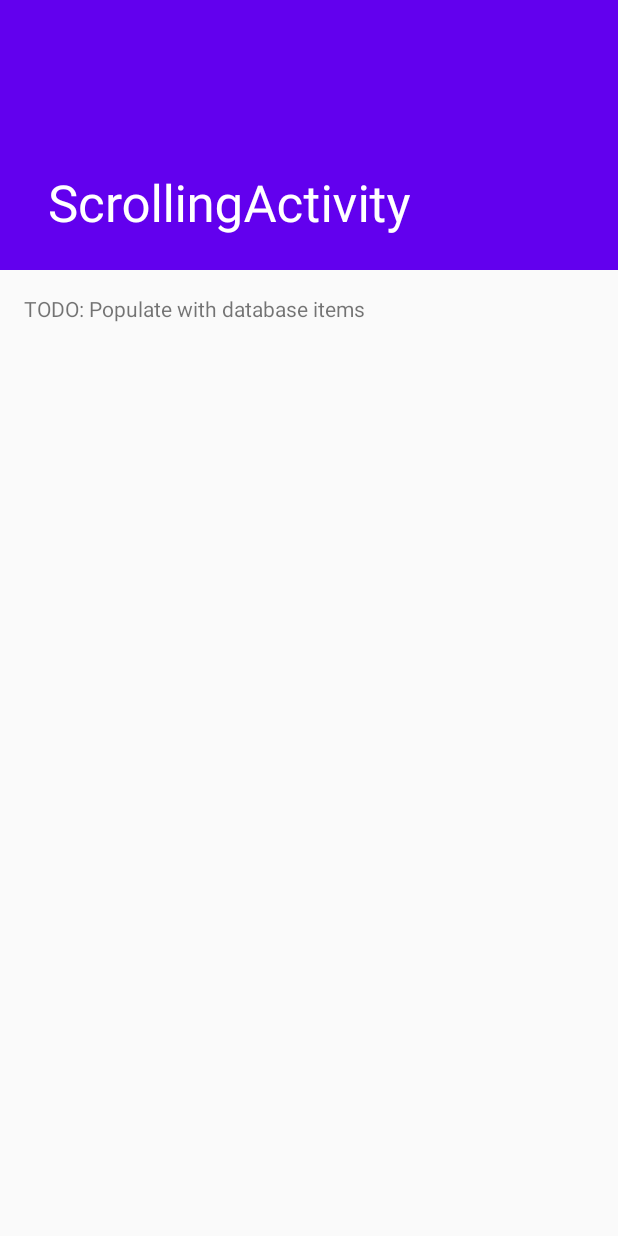
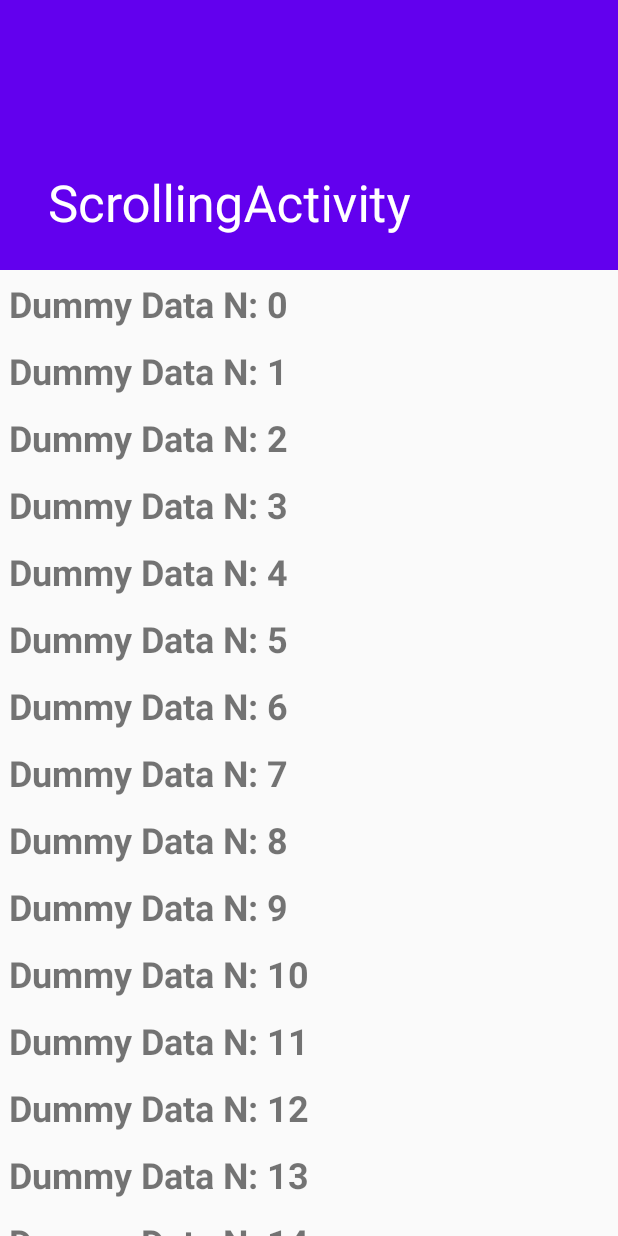
Before and after one commit to Jeffrey-Keyser/DigitalThermometer, an Android app: the ReadingsActivity screen opened directly, with no data from a screen before it, on a phone screen of 412 x 824 dp. Run offline under Robolectric (Android 15) with nearby library versions, the phone set to English and light mode, and no system bars.

Commit message:
Readout dummy data into ReadingsActivity.

```diff
--- a/app/src/main/java/com/example/digitalthermometer/DbHelper.java
+++ b/app/src/main/java/com/example/digitalthermometer/DbHelper.java
@@ -12,11 +12,11 @@ import java.util.ArrayList;
 public class DbHelper extends SQLiteOpenHelper {
 
 
-    private static final String DATABASE_NAME = "MyReadings.db";
-    private static final String READINGS_TABLE_NAME = "readings";
-    private static final String READINGS_COLUMN_ID = "id";
-    private static final String READINGS_COLUMN_TIME = "time";
-    private static final String READINGS_COLUMN_TEMP = "temp";
+    public static final String DATABASE_NAME = "MyReadings.db";
+    public static final String READINGS_TABLE_NAME = "readings";
+    public static final String READINGS_COLUMN_ID = "id";
+    public static final String READINGS_COLUMN_TIME = "time";
+    public static final String READINGS_COLUMN_TEMP = "temp";
 
     public DbHelper(Context context){
         super(context, DATABASE_NAME, null, 1);
--- a/app/src/main/java/com/example/digitalthermometer/ReadingsActivity.java
+++ b/app/src/main/java/com/example/digitalthermometer/ReadingsActivity.java
@@ -1,5 +1,6 @@
 package com.example.digitalthermometer;
 
+import android.database.Cursor;
 import android.os.Bundle;
 
 import com.google.android.material.appbar.CollapsingToolbarLayout;
@@ -8,12 +9,29 @@ import com.google.android.material.snackbar.Snackbar;
 
 import androidx.appcompat.app.AppCompatActivity;
 import androidx.appcompat.widget.Toolbar;
+import androidx.recyclerview.widget.LinearLayoutManager;
+import androidx.recyclerview.widget.RecyclerView;
 
+import android.view.MenuItem;
 import android.view.View;
+import android.widget.AdapterView;
+import android.widget.ArrayAdapter;
+import android.widget.ListView;
+import android.widget.TextView;
+
+import java.lang.reflect.Array;
+import java.util.ArrayList;
+import java.util.List;
 
 public class ReadingsActivity extends AppCompatActivity {
 
     private DbHelper mydb;
+    private ListView obj;
+
+    private RecyclerView mRecyclerView;
+    private WordListAdapter mAdapter;
+    TextView time, temp;
+
 
     @Override
     protected void onCreate(Bundle savedInstanceState) {
@@ -24,7 +42,26 @@ public class ReadingsActivity extends AppCompatActivity {
         CollapsingToolbarLayout toolBarLayout = (CollapsingToolbarLayout) findViewById(R.id.toolbar_layout);
         toolBarLayout.setTitle(getTitle());
 
+        time = (TextView) findViewById(R.id.time);
+        mRecyclerView = findViewById(R.id.recyclerview);
+
         mydb = new DbHelper(this);
+        ArrayList mydbAllReadings = mydb.getAllReadings();
+
+        mAdapter = new WordListAdapter(this, useDummyData());
+
+        mRecyclerView.setAdapter(mAdapter);
+        mRecyclerView.setLayoutManager(new LinearLayoutManager(this));
 
     }
+
+    private ArrayList<String> useDummyData() {
+        ArrayList<String> dummyData = new ArrayList<String>();
+
+        for (int i = 0; i < 20; i++) {
+            dummyData.add("Dummy Data N: " + i);
+        }
+
+        return dummyData;
+    }
 }
--- /dev/null
+++ b/app/src/main/java/com/example/digitalthermometer/WordListAdapter.java
@@ -0,0 +1,71 @@
+package com.example.digitalthermometer;
+
+import android.content.Context;
+import android.view.LayoutInflater;
+import android.view.View;
+import android.view.ViewGroup;
+import android.widget.TextView;
+
+import androidx.annotation.NonNull;
+import androidx.recyclerview.widget.RecyclerView;
+
+import com.example.digitalthermometer.R;
+
+import java.util.ArrayList;
+import java.util.LinkedList;
+
+public class WordListAdapter extends RecyclerView.Adapter<WordListAdapter.WordViewHolder> {
+    private final ArrayList<String> mWordList;
+
+    private LayoutInflater mInflater;
+
+    public WordListAdapter(Context context, ArrayList<String> wordList) {
+        mInflater = LayoutInflater.from(context);
+        this.mWordList = wordList;
+    }
+
+
+    class WordViewHolder extends RecyclerView.ViewHolder implements View.OnClickListener {
+        public final TextView wordItemView;
+        final WordListAdapter mAdapter;
+
+        public WordViewHolder(View itemView, WordListAdapter adapter) {
+            super(itemView);
+            wordItemView = itemView.findViewById(R.id.word);
+            this.mAdapter = adapter;
+            itemView.setOnClickListener(this);
+        }
+
+        @Override
+        public void onClick(View view) {
+            // Get the position of the item that was clicked.
+            int mPosition = getLayoutPosition();
+            // Use that to access the affected item in mWordList.
+            String element = mWordList.get(mPosition);
+            // Change the word in the mWordList.
+            mWordList.set(mPosition, "I Clicked.. " + element);
+            // Notify the adapter, that the data has changed so it can
+            // update the RecyclerView to display the data.
+            mAdapter.notifyDataSetChanged();
+        }
+    }
+
+    @NonNull
+    @Override
+    public WordListAdapter.WordViewHolder onCreateViewHolder(@NonNull ViewGroup parent, int viewType) {
+        View mItemView = mInflater.inflate(R.layout.wordlist_item, parent, false);
+        return new WordViewHolder(mItemView, this);
+    }
+
+    @Override
+    public void onBindViewHolder(@NonNull WordListAdapter.WordViewHolder holder, int position) {
+        String mCurrent = WordListAdapter.this.mWordList.get(position);
+        holder.wordItemView.setText(mCurrent);
+    }
+
+    @Override
+    public int getItemCount() {
+        return mWordList.size();
+    }
+
+}
--- a/app/src/main/res/layout/content_scrolling.xml
+++ b/app/src/main/res/layout/content_scrolling.xml
@@ -8,10 +8,11 @@
     tools:context=".ReadingsActivity"
     tools:showIn="@layout/activity_readings">
 
-    <TextView
-        android:layout_width="wrap_content"
-        android:layout_height="wrap_content"
-        android:layout_margin="@dimen/text_margin"
-        android:text="@string/populate_with_database" />
+    <androidx.recyclerview.widget.RecyclerView
+        android:id="@+id/recyclerview"
+        android:layout_width="match_parent"
+        android:layout_height="match_parent"
+        ></androidx.recyclerview.widget.RecyclerView>
+
 
 </androidx.core.widget.NestedScrollView>
--- /dev/null
+++ b/app/src/main/res/layout/wordlist_item.xml
@@ -0,0 +1,14 @@
+<?xml version="1.0" encoding="utf-8"?>
+<LinearLayout
+    xmlns:android="http://schemas.android.com/apk/res/android"
+    android:layout_width="wrap_content"
+    android:layout_height="wrap_content"
+    android:orientation="vertical"
+    android:padding="6dp"
+    >
+
+    <TextView
+        android:id="@+id/word"
+        style="@style/word_title"></TextView>
+
+</LinearLayout>
--- a/app/src/main/res/values/strings.xml
+++ b/app/src/main/res/values/strings.xml
@@ -8,4 +8,6 @@
     <string name="capture">Capture</string>
     <string name="go">Go</string>
     <string name="populate_with_database">"TODO: Populate with database items"</string>
+    <string name="temp">Temperature:</string>
+    <string name="time">Time Created</string>
 </resources>
--- a/app/src/main/res/values/styles.xml
+++ b/app/src/main/res/values/styles.xml
@@ -16,4 +16,11 @@
 
     <style name="AppTheme.PopupOverlay" parent="ThemeOverlay.AppCompat.Light" />
 
+    <style name="word_title">
+        <item name="android:layout_width">match_parent</item>
+        <item name="android:layout_height">wrap_content</item>
+        <item name="android:textSize">24sp</item>
+        <item name="android:textStyle">bold</item>
+    </style>
+
 </resources>
```
